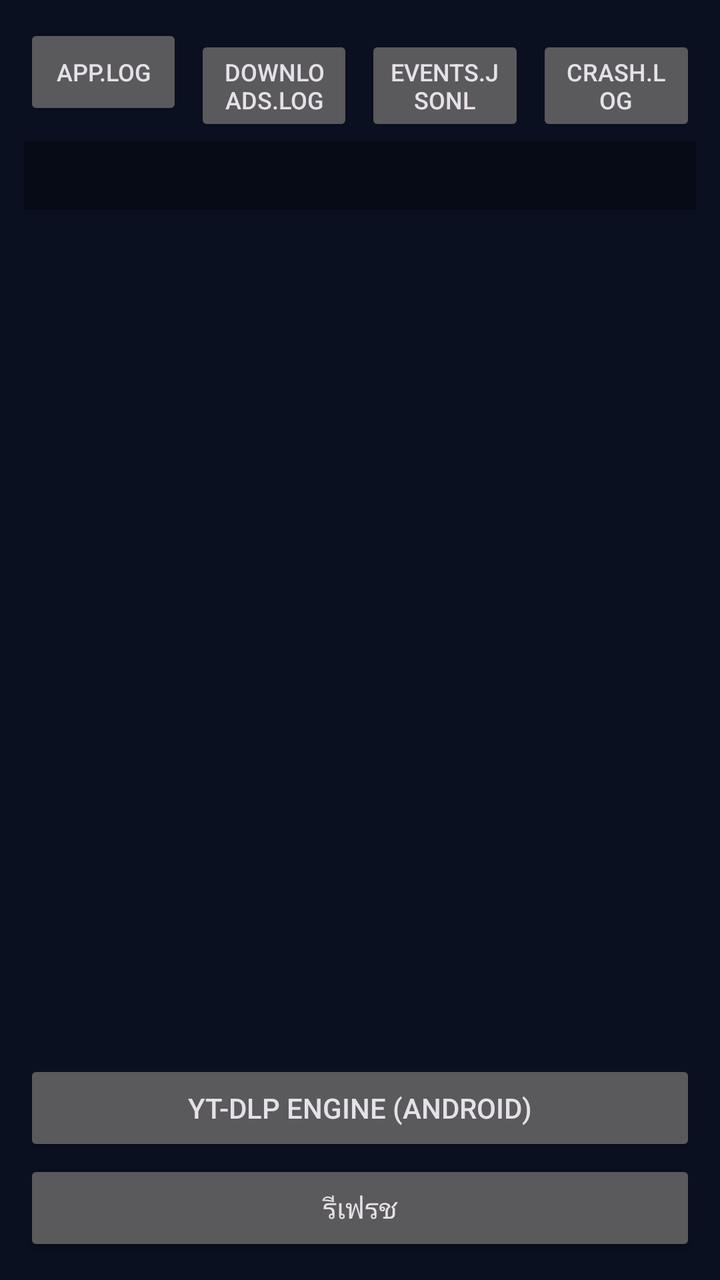
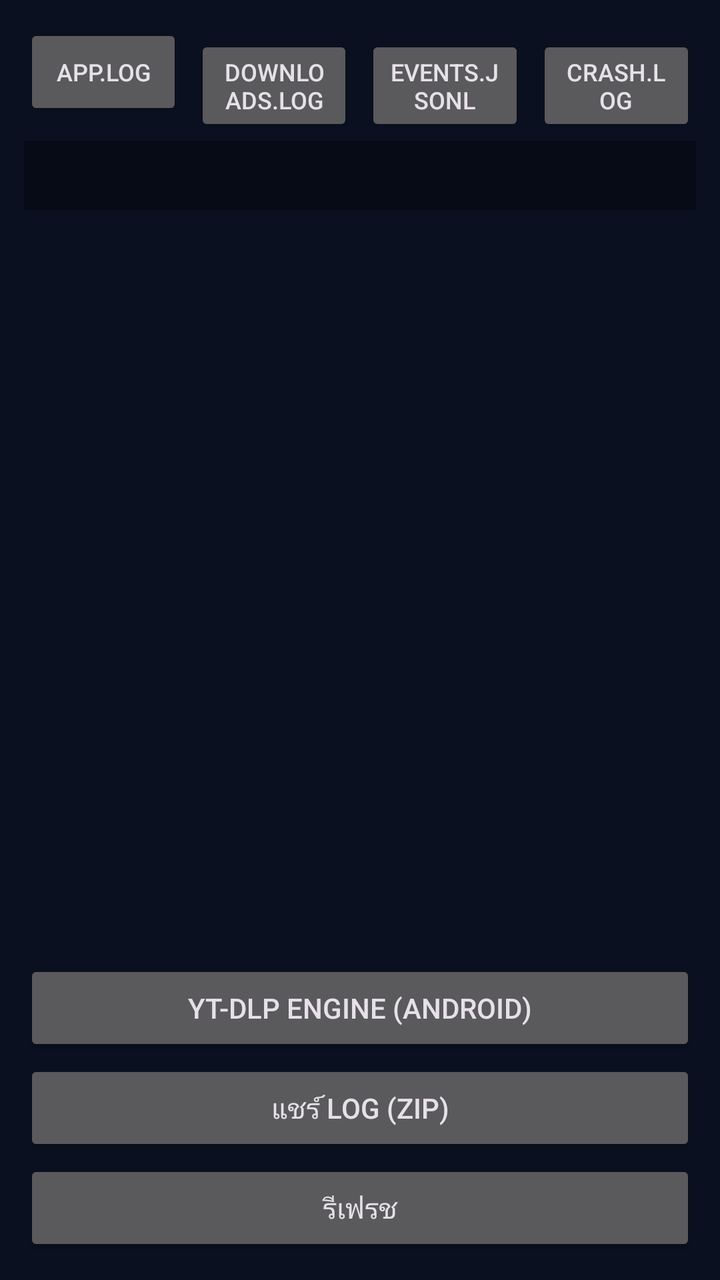

The first picture is an Android layout as it rendered before a commit; the second is the same layout after the commit. The layout source and the unified diff follow.
<!-- AndroidManifest.xml: application theme Theme.VDOGrabber -->
<!-- res/layout/activity_logs.xml -->
<?xml version="1.0" encoding="utf-8"?>
<LinearLayout xmlns:android="http://schemas.android.com/apk/res/android"
    android:layout_width="match_parent"
    android:layout_height="match_parent"
    android:orientation="vertical"
    android:background="#0B1020"
    android:padding="12dp">

    <LinearLayout
        android:layout_width="match_parent"
        android:layout_height="wrap_content"
        android:orientation="horizontal">

        <Button
            android:id="@+id/tabApp"
            android:layout_width="0dp"
            android:layout_height="wrap_content"
            android:layout_weight="1"
            android:layout_marginEnd="6dp"
            android:textSize="12sp"
            android:text="app.log" />

        <Button
            android:id="@+id/tabDl"
            android:layout_width="0dp"
            android:layout_height="wrap_content"
            android:layout_weight="1"
            android:layout_marginEnd="6dp"
            android:textSize="12sp"
            android:text="downloads.log" />

        <Button
            android:id="@+id/tabEv"
            android:layout_width="0dp"
            android:layout_height="wrap_content"
            android:layout_weight="1"
            android:layout_marginEnd="6dp"
            android:textSize="12sp"
            android:text="events.jsonl" />

        <Button
            android:id="@+id/tabCrash"
            android:layout_width="0dp"
            android:layout_height="wrap_content"
            android:layout_weight="1"
            android:textSize="12sp"
            android:text="crash.log" />
    </LinearLayout>

    <ScrollView
        android:layout_width="match_parent"
        android:layout_height="0dp"
        android:layout_weight="1"
        android:layout_marginTop="8dp">

        <TextView
            android:id="@+id/logBox"
            android:layout_width="match_parent"
            android:layout_height="wrap_content"
            android:fontFamily="monospace"
            android:textSize="11sp"
            android:textColor="#B7C4DE"
            android:padding="10dp"
            android:background="#070B16"
            android:textIsSelectable="true" />
    </ScrollView>

    <Button
        android:id="@+id/btnEngine"
        android:layout_width="match_parent"
        android:layout_height="wrap_content"
        android:layout_marginTop="6dp"
        android:text="@string/engine_title" />

    <Button
        android:id="@+id/btnRefresh"
        android:layout_width="match_parent"
        android:layout_height="wrap_content"
        android:layout_marginTop="2dp"
        android:text="@string/refresh" />
</LinearLayout>
<!-- resources referenced by this layout -->
<resources>
  <string name="engine_title">yt-dlp engine (Android)</string>
  <string name="refresh">รีเฟรช</string>
  <style name="Theme.VDOGrabber" parent="Theme.Material3.Dark.NoActionBar">
          <item name="colorPrimary">@color/accent</item>
          <item name="colorSecondary">@color/accent2</item>
          <item name="android:windowBackground">@color/bg</item>
          <item name="android:statusBarColor">@color/surface</item>
          <item name="android:navigationBarColor">@color/surface</item>
      </style>
  <color name="accent">#FF5F6D</color>
  <color name="accent2">#FFC371</color>
  <color name="bg">#0B1020</color>
  <color name="surface">#101830</color>
</resources>

<!-- the commit's change to res/layout/activity_logs.xml (unified diff, before → after) -->
@@ -73,6 +73,13 @@
         android:text="@string/engine_title" />
 
     <Button
+        android:id="@+id/btnShare"
+        android:layout_width="match_parent"
+        android:layout_height="wrap_content"
+        android:layout_marginTop="2dp"
+        android:text="@string/share_logs" />
+
+    <Button
         android:id="@+id/btnRefresh"
         android:layout_width="match_parent"
         android:layout_height="wrap_content"
<!-- resource entries referenced after the edit -->
@@ -2,6 +2,7 @@
 <resources>
   <string name="engine_title">yt-dlp engine (Android)</string>
   <string name="refresh">รีเฟรช</string>
+  <string name="share_logs">แชร์ log (zip)</string>
   <style name="Theme.VDOGrabber" parent="Theme.Material3.Dark.NoActionBar">
           <item name="colorPrimary">@color/accent</item>
           <item name="colorSecondary">@color/accent2</item>
